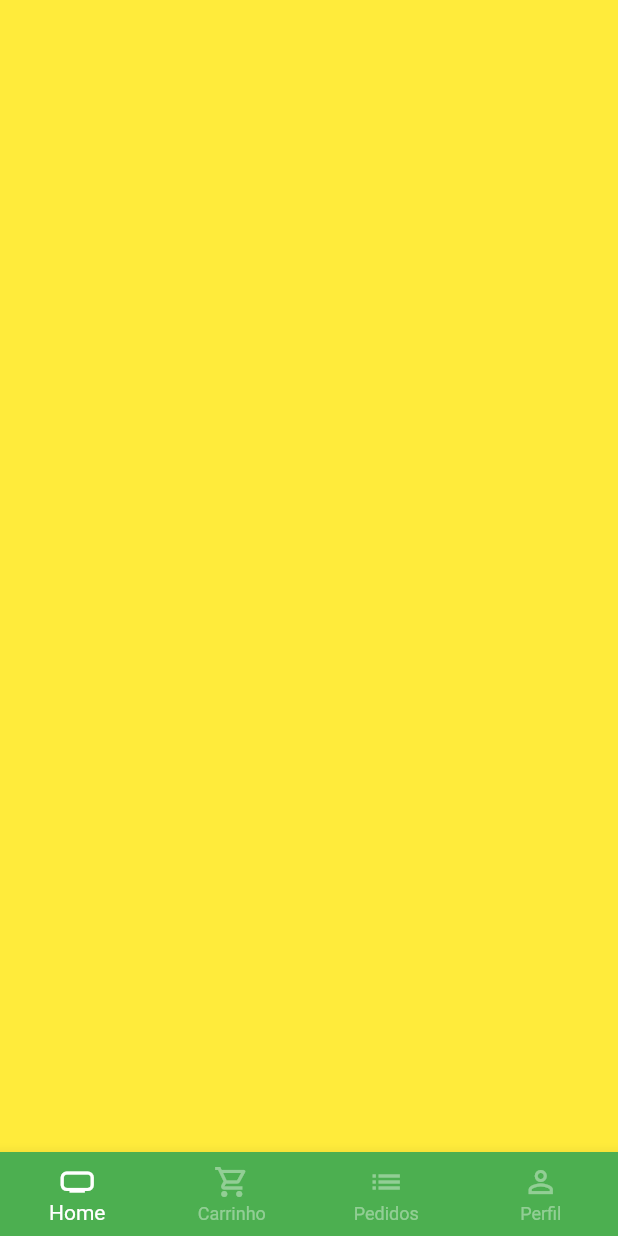
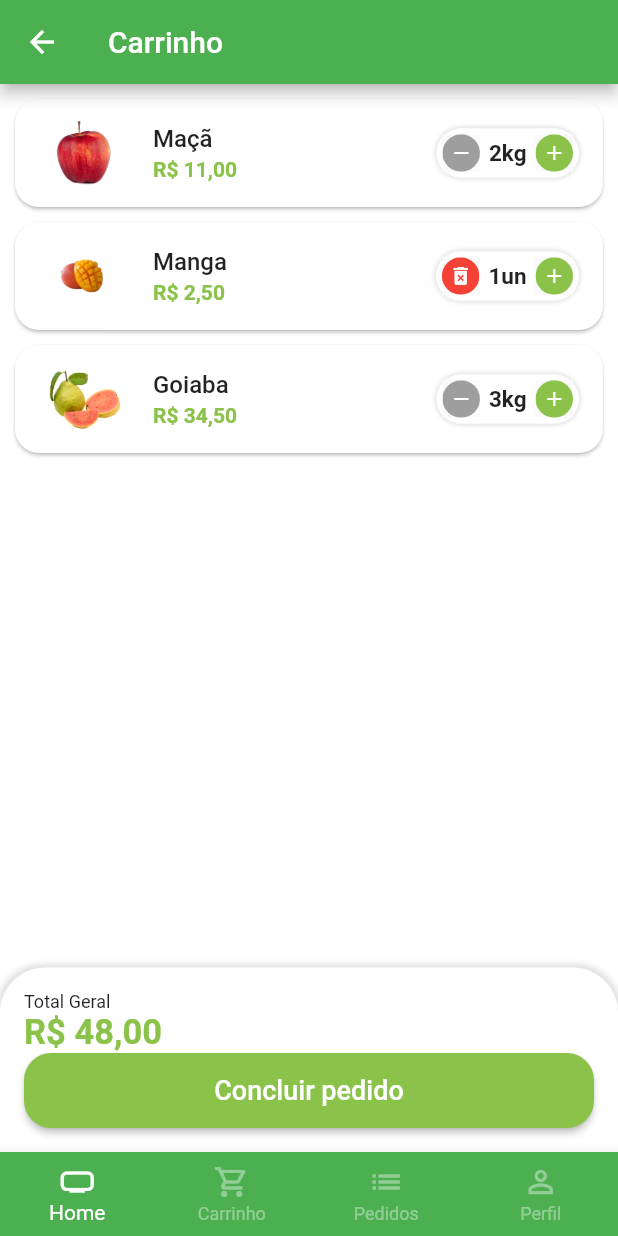
Before and after one commit to rodrigod22/greengrocer, a Flutter app: the BaseScreen screen opened directly, swiped to page 2, on a phone screen of 412 x 824 dp. Run offline on Flutter 3.47's test engine with Material 2 defaults, Android fonts, the phone set to English and light mode, and no system bars; our stand-ins replace animated_text_kit, mask_text_input_formatter.

Commit message:
tela cart

```diff
--- a/lib/src/config/app_data.dart
+++ b/lib/src/config/app_data.dart
@@ -1,3 +1,4 @@
+import 'package:greengrocer/src/models/cart_item_model.dart';
 import 'package:greengrocer/src/models/item_model.dart';
 
 ItemModel apple = ItemModel(
@@ -71,3 +72,9 @@ List<String> categories = [
   'Temperos',
   "Cereais"
 ];
+
+List<CartItemModel> cartItems = [
+  CartItemModel(item: apple, quantity: 2),
+  CartItemModel(item: mango, quantity: 1),
+  CartItemModel(item: guava, quantity: 3),
+];
--- /dev/null
+++ b/lib/src/models/cart_item_model.dart
@@ -0,0 +1,15 @@
+import 'package:greengrocer/src/models/item_model.dart';
+
+class CartItemModel {
+  ItemModel item;
+  int quantity;
+
+  CartItemModel({
+    required this.item,
+    required this.quantity,
+  });
+
+  totalPrice() {
+    return item.price * quantity;
+  }
+}
--- a/lib/src/pages/base/base_screen.dart
+++ b/lib/src/pages/base/base_screen.dart
@@ -1,4 +1,5 @@
 import 'package:flutter/material.dart';
+import 'package:greengrocer/src/pages/cart/cart_tab.dart';
 import 'package:greengrocer/src/pages/home/home_tab.dart';
 
 class BaseScreen extends StatefulWidget {
@@ -20,7 +21,7 @@ class _BaseScreenState extends State<BaseScreen> {
         controller: pageController,
         children: [
           const HomeTab(),
-          Container(color: Colors.yellow),
+          CartTab(),
           Container(color: Colors.blue),
           Container(color: Colors.purple),
         ],
--- /dev/null
+++ b/lib/src/pages/cart/cart_tab.dart
@@ -0,0 +1,153 @@
+import 'package:flutter/material.dart';
+import 'package:greengrocer/src/config/custom_colors.dart';
+import 'package:greengrocer/src/models/cart_item_model.dart';
+import 'package:greengrocer/src/pages/cart/components/cart_tile.dart';
+import 'package:greengrocer/src/services/utils_services.dart';
+import 'package:greengrocer/src/config/app_data.dart' as appData;
+
+class CartTab extends StatefulWidget {
+  const CartTab({super.key});
+
+  @override
+  State<CartTab> createState() => _CartTabState();
+}
+
+class _CartTabState extends State<CartTab> {
+  final UtilsServices utilsServices = UtilsServices();
+
+  void removeItemFromCart(CartItemModel cartItem) {
+    setState(() {
+      appData.cartItems.remove(cartItem);
+    });
+  }
+
+  double cartTotalPrice() {
+    double total = 0;
+    for (var item in appData.cartItems) {
+      total += item.totalPrice();
+    }
+    return total;
+  }
+
+  @override
+  Widget build(BuildContext context) {
+    return Scaffold(
+      appBar: AppBar(
+        title: const Text('Carrinho'),
+      ),
+      body: Column(
+        children: [
+          //imagem
+          Expanded(
+            child: ListView.builder(
+              itemCount: appData.cartItems.length,
+              itemBuilder: (context, index) {
+                final cartItem = appData.cartItems[index];
+                return CartTile(
+                    cartItem: appData.cartItems[index],
+                    updateQuantity: (qtd) {
+                      if (qtd == 0) {
+                        removeItemFromCart(appData.cartItems[index]);
+                      } else {
+                        setState(() {
+                          cartItem.quantity = qtd;
+                        });
+                      }
+                    });
+              },
+            ),
+          ),
+          Container(
+            padding: const EdgeInsets.all(16),
+            decoration: BoxDecoration(
+              color: Colors.white,
+              borderRadius: const BorderRadius.vertical(
+                top: Radius.circular(30),
+              ),
+              boxShadow: [
+                BoxShadow(
+                  color: Colors.grey.shade300,
+                  blurRadius: 3,
+                  spreadRadius: 2,
+                )
+              ],
+            ),
+            child: Column(
+              crossAxisAlignment: CrossAxisAlignment.stretch,
+              children: [
+                const Text(
+                  'Total Geral',
+                  style: TextStyle(
+                    fontSize: 12,
+                  ),
+                ),
+                Text(
+                  utilsServices.priceToCurrency(cartTotalPrice()),
+                  style: TextStyle(
+                    fontSize: 23,
+                    color: CustomColors.customSwatchColor,
+                    fontWeight: FontWeight.bold,
+                  ),
+                ),
+                SizedBox(
+                  height: 50,
+                  child: ElevatedButton(
+                    style: ElevatedButton.styleFrom(
+                        backgroundColor: CustomColors.customSwatchColor,
+                        shape: RoundedRectangleBorder(
+                          borderRadius: BorderRadius.circular(18),
+                        )),
+                    onPressed: () async {
+                      bool? result = await showOrderConfirmation();
+                      print(result);
+                    },
+                    child: const Text(
+                      'Concluir pedido',
+                      style: TextStyle(
+                        fontSize: 18,
+                      ),
+                    ),
+                  ),
+                )
+              ],
+            ),
+          )
+        ],
+      ),
+    );
+  }
+
+  Future<bool?> showOrderConfirmation() {
+    return showDialog<bool>(
+      context: context,
+      builder: (context) {
+        return AlertDialog(
+          shape: RoundedRectangleBorder(
+            borderRadius: BorderRadius.circular(20),
+          ),
+          title: const Text('Confirmação'),
+          content: const Text('Deseja realmente concluir o pedido?'),
+          actions: [
+            TextButton(
+              onPressed: () {
+                Navigator.of(context).pop(false);
+              },
+              child: const Text('Não'),
+            ),
+            ElevatedButton(
+              style: ElevatedButton.styleFrom(
+                shape: RoundedRectangleBorder(
+                  borderRadius: BorderRadius.circular(20),
+                ),
+              ),
+              onPressed: () {
+                Navigator.of(context).pop(true);
+              },
+              child: const Text('Sim'),
+            )
+          ],
+        );
+      },
+    );
+  }
+}
--- /dev/null
+++ b/lib/src/pages/cart/components/cart_tile.dart
@@ -0,0 +1,68 @@
+import 'package:flutter/material.dart';
+import 'package:greengrocer/src/config/custom_colors.dart';
+import 'package:greengrocer/src/models/cart_item_model.dart';
+import 'package:greengrocer/src/pages/common_widgets/quantity_widget.dart';
+import 'package:greengrocer/src/services/utils_services.dart';
+
+class CartTile extends StatefulWidget {
+  final CartItemModel cartItem;
+  //final Function(CartItemModel) remove;
+  final Function(int) updateQuantity;
+
+  const CartTile({
+    super.key,
+    required this.cartItem,
+    required this.updateQuantity,
+  });
+
+  @override
+  State<CartTile> createState() => _CartTileState();
+}
+
+class _CartTileState extends State<CartTile> {
+  final UtilsServices utilsServices = UtilsServices();
+
+  @override
+  Widget build(BuildContext context) {
+    return Card(
+      margin: const EdgeInsets.fromLTRB(10, 10, 10, 0),
+      shape: RoundedRectangleBorder(
+          borderRadius: BorderRadius.circular(
+        16,
+      )),
+      child: ListTile(
+        //imagem
+        leading: Image.asset(
+          widget.cartItem.item.imgUrl,
+          height: 60,
+          width: 60,
+        ),
+
+        //titulo
+        title: Text(
+          widget.cartItem.item.itemName,
+          style: const TextStyle(
+            fontWeight: FontWeight.w500,
+          ),
+        ),
+
+        //total
+        subtitle: Text(
+          utilsServices.priceToCurrency(widget.cartItem.totalPrice()),
+          style: TextStyle(
+            color: CustomColors.customSwatchColor,
+            fontWeight: FontWeight.bold,
+          ),
+        ),
+
+        //quantidade
+        trailing: QuantityWidget(
+          suffixText: widget.cartItem.item.unit,
+          value: widget.cartItem.quantity,
+          result: widget.updateQuantity,
+          isRemovable: true,
+        ),
+      ),
+    );
+  }
+}
--- a/lib/src/pages/common_widgets/quantity_widget.dart
+++ b/lib/src/pages/common_widgets/quantity_widget.dart
@@ -5,12 +5,14 @@ class QuantityWidget extends StatelessWidget {
   final int value;
   final String suffixText;
   final Function(int quantity) result;
+  final bool isRemovable;
 
   const QuantityWidget({
     super.key,
     required this.value,
     required this.suffixText,
     required this.result,
+    this.isRemovable = false,
   });
 
   @override
@@ -29,12 +31,14 @@ class QuantityWidget extends StatelessWidget {
         ],
       ),
       child: Row(
+        mainAxisSize: MainAxisSize.min,
         children: [
           _QuantityButton(
-            icon: Icons.remove,
-            color: Colors.grey,
+            icon:
+                !isRemovable || value > 1 ? Icons.remove : Icons.delete_forever,
+            color: !isRemovable || value > 1 ? Colors.grey : Colors.red,
             onPressed: () {
-              if (value == 1) return;
+              if (value == 1 && !isRemovable) return;
               int resultCount = value - 1;
               result(resultCount);
             },
--- a/lib/src/services/utils_services.dart
+++ b/lib/src/services/utils_services.dart
@@ -2,7 +2,8 @@ import 'package:intl/intl.dart';
 
 class UtilsServices {
   String priceToCurrency(double price) {
-    NumberFormat numberFormat = NumberFormat.simpleCurrency(locale: 'pt_BR');
+    NumberFormat numberFormat =
+        NumberFormat.currency(locale: 'pt_BR', symbol: 'R\$');
     return numberFormat.format(price);
   }
 }
```
